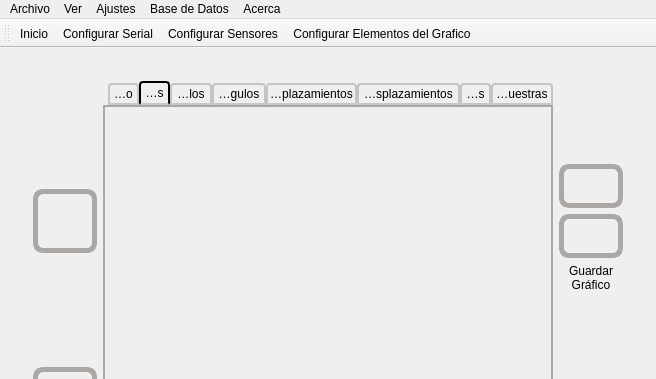
Before: the Qt Designer form mainwindow.ui in hectorda/Bio-Feedback, drawn with Qt 5; both pictures show x 0 to 656 and y 0 to 379 of the 656 by 628 pixel window.
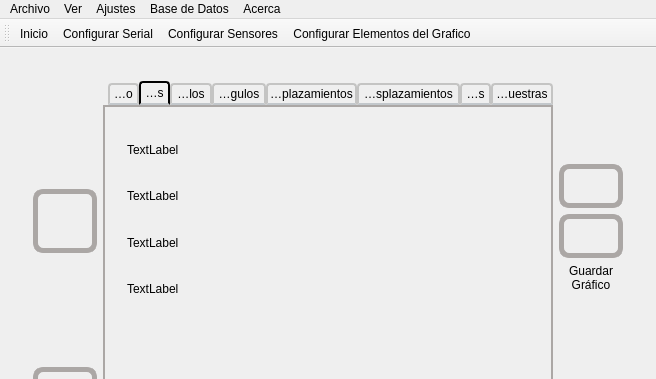
After: the same form once the commit is applied. Icons and pictures are not drawn. Custom widgets are drawn as their Qt base class.

```diff
--- a/mainwindow.ui
+++ b/mainwindow.ui
@@ -1247,9 +1247,43 @@
                <string>Resultados</string>
               </attribute>
               <layout class="QGridLayout" name="gridLayout_6">
-               <item row="0" column="0">
+               <item row="1" column="0">
                 <widget class="QCustomPlot" name="qCustomPlotResultados" native="true"/>
                </item>
+               <item row="0" column="0">
+                <widget class="QWidget" name="widget_2" native="true">
+                 <layout class="QGridLayout" name="gridLayout_13">
+                  <item row="1" column="0">
+                   <widget class="QLabel" name="label_4">
+                    <property name="text">
+                     <string>TextLabel</string>
+                    </property>
+                   </widget>
+                  </item>
+                  <item row="3" column="0">
+                   <widget class="QLabel" name="label_10">
+                    <property name="text">
+                     <string>TextLabel</string>
+                    </property>
+                   </widget>
+                  </item>
+                  <item row="0" column="0">
+                   <widget class="QLabel" name="label_2">
+                    <property name="text">
+                     <string>TextLabel</string>
+                    </property>
+                   </widget>
+                  </item>
+                  <item row="2" column="0">
+                   <widget class="QLabel" name="label_11">
+                    <property name="text">
+                     <string>TextLabel</string>
+                    </property>
+                   </widget>
+                  </item>
+                 </layout>
+                </widget>
+               </item>
               </layout>
              </widget>
              <widget class="QWidget" name="tab_tablaAngulos">
```
